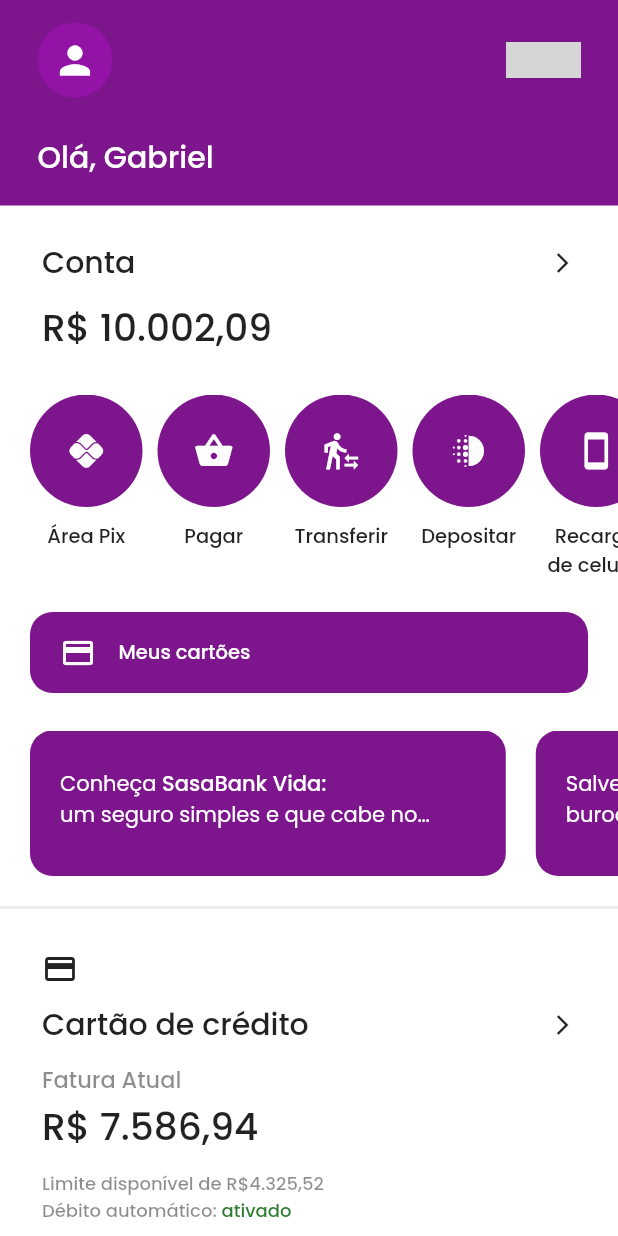
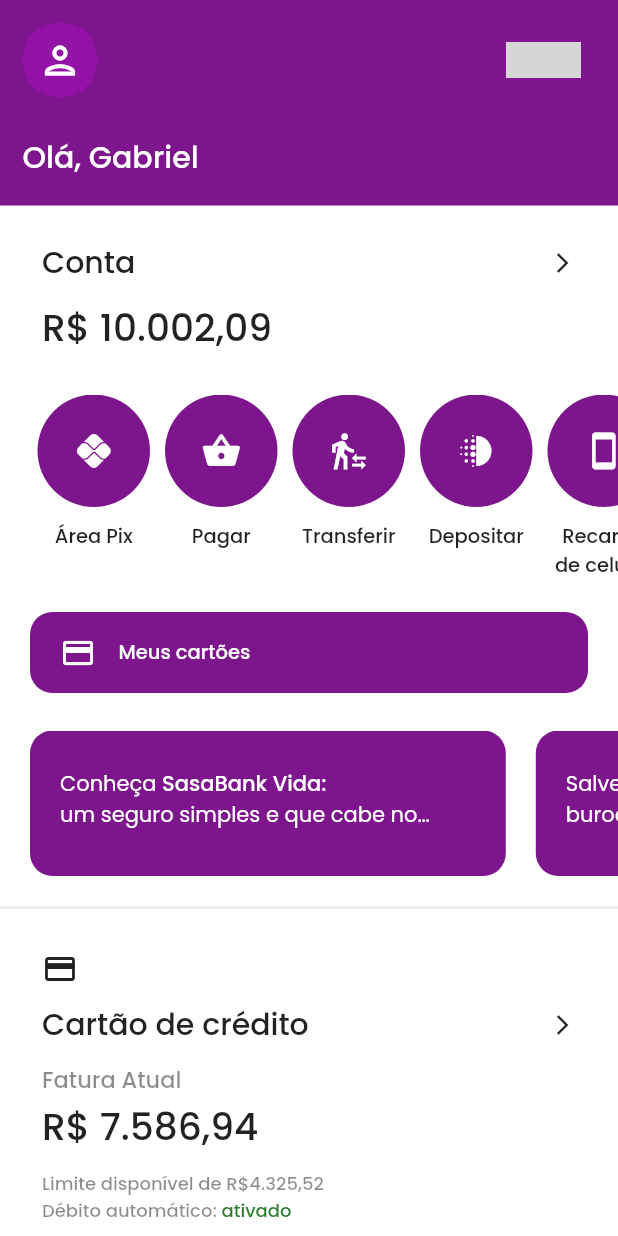
Before and after one commit to gbtb16/sasa-bank, a Flutter app: the screen it shows after launch, after a tap on the "pix" icon, on a phone screen of 412 x 824 dp. Run offline on Flutter 3.47's test engine with Material 2 defaults, Android fonts, the phone set to English and light mode, and no system bars; our stand-ins replace page_transition; statements that could not run were skipped; grey boxes are pictures that could not be loaded.

Commit message:
updated to v1.0.3+2

```diff
--- a/lib/areas/colored_safe_area.dart
+++ b/lib/areas/colored_safe_area.dart
@@ -13,7 +13,6 @@ class ColoredSafeArea extends StatelessWidget {
   Widget build(BuildContext context) {
     return Container(
         height: MediaQuery.of(context).size.height,
-        // height: double.infinity,
         color: color ?? defaultColorOptions.primaryColor,
         child: Column(
           children: [
--- a/lib/managements/cards/account_card.dart
+++ b/lib/managements/cards/account/account_card.dart
@@ -2,8 +2,8 @@ import 'package:flutter/material.dart';
 
 import 'package:sasa_bank/components/colored_button_row_component.dart';
 import 'package:sasa_bank/components/interactive_colored_row_component.dart';
+import 'package:sasa_bank/managements/cards/account/buttons/buttons_manager.dart';
 
-import 'package:sasa_bank/managements/label_floating_button_management.dart';
 import 'package:sasa_bank/widgets/custom_card_widget.dart';
 import 'package:sasa_bank/options/default_options.dart';
 
@@ -41,14 +41,7 @@ class _AccountCardState extends State<AccountCard> {
       externalChild: Column(
         children: [
           const SizedBox(height: 18),
-          const SingleChildScrollView(
-            physics: BouncingScrollPhysics(),
-            scrollDirection: Axis.horizontal,
-            child: Padding(
-              padding: EdgeInsets.only(left: 20, right: 20),
-              child: LabelFloatingButtonManagement(),
-            ),
-          ),
+          const ButtonsManager(),
           const SizedBox(height: 20),
           ColoredButtonRowComponent(
             onPressed: () {},
--- /dev/null
+++ b/lib/managements/cards/account/buttons/buttons_manager.dart
@@ -0,0 +1,42 @@
+import 'package:flutter/material.dart';
+
+import 'package:sasa_bank/managements/cards/account/buttons/buttons_object.dart';
+import 'package:sasa_bank/widgets/label_floating_button_widget.dart';
+
+class ButtonsManager extends StatefulWidget {
+  const ButtonsManager({Key? key}) : super(key: key);
+
+  @override
+  State<ButtonsManager> createState() => _ButtonsManagerState();
+}
+
+class _ButtonsManagerState extends State<ButtonsManager> {
+  @override
+  Widget build(BuildContext context) {
+    return SizedBox(
+      width: MediaQuery.of(context).size.width,
+      height: 125,
+      child: ListView.builder(
+          scrollDirection: Axis.horizontal,
+          physics: const BouncingScrollPhysics(),
+          padding: const EdgeInsets.symmetric(horizontal: 25),
+          shrinkWrap: true,
+          itemCount: buttons.length,
+          itemBuilder: (context, index) {
+            var heroTags = buttons.map((e) => e.heroTag).toList();
+            var icons = buttons.map((e) => e.icon).toList();
+            var titles = buttons.map((e) => e.title).toList();
+            var functions = buttons.map((e) => e.onPressed).toList();
+
+            return LabelFloatingButtonWidget(
+              heroTag: heroTags[index],
+              icon: icons[index],
+              title: titles[index],
+              onPressed: () {
+                functions[index]();
+              },
+            );
+          }),
+    );
+  }
+}
--- /dev/null
+++ b/lib/managements/cards/account/buttons/buttons_object.dart
@@ -0,0 +1,75 @@
+import 'package:flutter/material.dart';
+import 'package:sasa_bank/functions/global/launch_whatsapp_function.dart';
+
+class Button {
+  final String heroTag;
+  final IconData icon;
+  final String title;
+  late Function onPressed;
+
+  Button({
+    required this.heroTag,
+    required this.icon,
+    required this.title,
+    required this.onPressed,
+  });
+}
+
+List<Button> buttons = [
+  Button(
+    heroTag: 'button-pix',
+    icon: Icons.pix,
+    title: 'Área Pix',
+    onPressed: () {},
+  ),
+  Button(
+    heroTag: 'button-pay',
+    icon: Icons.shopping_basket_rounded,
+    title: 'Pagar',
+    onPressed: () {},
+  ),
+  Button(
+    heroTag: 'button-transfer',
+    icon: Icons.transfer_within_a_station,
+    title: 'Transferir',
+    onPressed: () {},
+  ),
+  Button(
+    heroTag: 'button-deposit',
+    icon: Icons.deblur,
+    title: 'Depositar',
+    onPressed: () {},
+  ),
+  Button(
+    heroTag: 'button-cellphone-recharge',
+    icon: Icons.smartphone,
+    title: 'Recarga de celular',
+    onPressed: () {},
+  ),
+  Button(
+    heroTag: 'button-charge',
+    icon: Icons.people,
+    title: 'Cobrar',
+    onPressed: () {},
+  ),
+  Button(
+    heroTag: 'button-donate',
+    icon: Icons.money,
+    title: 'Doar',
+    onPressed: () {},
+  ),
+  Button(
+    heroTag: 'button-invite-friends',
+    icon: Icons.whatsapp,
+    title: 'Convidar amigos',
+    onPressed: () {
+      launchWhatsApp();
+    },
+  ),
+  Button(
+    heroTag: 'button-internacional-transfer',
+    icon: Icons.transform,
+    title: 'Transferir\nInternac.',
+    onPressed: () {},
+  ),
+];
--- a/lib/managements/home_screen_management.dart
+++ b/lib/managements/home_screen_management.dart
@@ -1,7 +1,7 @@
 import 'package:flutter/material.dart';
 
 import 'package:sasa_bank/managements/custom_cards_management.dart';
-import 'package:sasa_bank/menus/top_menu.dart';
+import 'package:sasa_bank/menus/top_menu/top_menu.dart';
 import 'package:sasa_bank/options/default_options.dart';
 import '../areas/expanded_scrolling_area.dart';
 
--- a/lib/managements/label_floating_button_management.dart
+++ /dev/null
@@ -1,81 +0,0 @@
-import 'package:flutter/material.dart';
-import 'package:sasa_bank/functions/global/launch_whatsapp_function.dart';
-
-import 'package:sasa_bank/widgets/label_floating_button_widget.dart';
-
-// mudança futura: tornar-se um listview de criação automática
-
-class LabelFloatingButtonManagement extends StatefulWidget {
-  const LabelFloatingButtonManagement({Key? key}) : super(key: key);
-
-  @override
-  State<LabelFloatingButtonManagement> createState() =>
-      _LabelFloatingButtonManagementState();
-}
-
-class _LabelFloatingButtonManagementState
-    extends State<LabelFloatingButtonManagement> {
-  @override
-  Widget build(BuildContext context) {
-    return Row(
-      children: [
-        LabelFloatingButtonWidget(
-          heroTag: 'button-pix',
-          onPressed: () {},
-          icon: Icons.pix,
-          title: 'Área Pix',
-        ),
-        LabelFloatingButtonWidget(
-          heroTag: 'button-payment',
-          onPressed: () {},
-          icon: Icons.shopping_basket_rounded,
-          title: 'Pagar',
-        ),
-        LabelFloatingButtonWidget(
-          heroTag: 'button-nacional-transfer',
-          onPressed: () {},
-          icon: Icons.transfer_within_a_station,
-          title: 'Transferir',
-        ),
-        LabelFloatingButtonWidget(
-          heroTag: 'button-deposit',
-          onPressed: () {},
-          icon: Icons.deblur,
-          title: 'Depositar',
-        ),
-        LabelFloatingButtonWidget(
-          heroTag: 'button-cellphone-recharge',
-          onPressed: () {},
-          icon: Icons.smartphone,
-          title: 'Recarga de celular',
-        ),
-        LabelFloatingButtonWidget(
-          heroTag: 'button-demand',
-          onPressed: () {},
-          icon: Icons.people,
-          title: 'Cobrar',
-        ),
-        LabelFloatingButtonWidget(
-          heroTag: 'button-donation',
-          onPressed: () {},
-          icon: Icons.money,
-          title: 'Doação',
-        ),
-        LabelFloatingButtonWidget(
-          heroTag: 'button-invite-whatsapp',
-          onPressed: () {
-            launchWhatsApp();
-          },
-          icon: Icons.whatsapp,
-          title: 'Indicar\namigos',
-        ),
-        LabelFloatingButtonWidget(
-          heroTag: 'button-international-transfer',
-          onPressed: () {},
-          icon: Icons.transform,
-          title: 'Transferir\nInternac.',
-        ),
-      ],
-    );
-  }
-}
--- a/lib/menus/top_menu.dart
+++ b/lib/menus/top_menu/top_menu.dart
@@ -29,7 +29,7 @@ class _TopMenuState extends State<TopMenu> {
       width: double.infinity,
       decoration: _boxDecoration,
       child: Padding(
-        padding: const EdgeInsets.only(left: 25, right: 25),
+        padding: const EdgeInsets.only(left: 15, right: 25),
         child: Column(
           mainAxisAlignment: MainAxisAlignment.start,
           crossAxisAlignment: CrossAxisAlignment.start,
@@ -41,12 +41,17 @@ class _TopMenuState extends State<TopMenu> {
                 SizedBox(
                   width: 50,
                   height: 50,
-                  child: FittedBox(
-                    child: CircleAvatar(
-                      backgroundColor: _backgroundColorOfAvatar,
-                      child: Icon(
-                        Icons.person,
-                        color: defaultColorOptions.iconColor,
+                  child: GestureDetector(
+                    onTap: () {
+                      Navigator.pushNamed(context, '/account');
+                    },
+                    child: FittedBox(
+                      child: CircleAvatar(
+                        backgroundColor: _backgroundColorOfAvatar,
+                        child: Icon(
+                          Icons.person_outlined,
+                          color: defaultColorOptions.iconColor,
+                        ),
                       ),
                     ),
                   ),
--- /dev/null
+++ b/lib/options/themes.dart
@@ -0,0 +1,12 @@
+import 'package:flutter/material.dart';
+
+import 'package:sasa_bank/options/default_options.dart';
+
+ThemeData defaultTheme = ThemeData(
+    fontFamily: 'Poppins',
+    primaryColor: Colors.white,
+    dividerColor: Colors.white,
+    backgroundColor: Colors.white,
+    floatingActionButtonTheme: FloatingActionButtonThemeData(
+      splashColor: defaultColorOptions.iconColor.withOpacity(0),
+    ));
--- a/lib/routes/global_route.dart
+++ b/lib/routes/global_route.dart
@@ -1,8 +1,11 @@
 import 'package:flutter/material.dart';
+import 'package:page_transition/page_transition.dart';
 
 import 'package:sasa_bank/components/behavior_standard.dart';
-import 'package:sasa_bank/screens/loading_screen.dart';
-import 'package:sasa_bank/options/default_options.dart';
+import 'package:sasa_bank/menus/top_menu/pages/account/account_page.dart';
+import 'package:sasa_bank/options/themes.dart';
+import 'package:sasa_bank/screens/home_screen.dart';
+import 'package:sasa_bank/screens/splash_screen.dart';
 
 class GlobalRoute extends StatefulWidget {
   const GlobalRoute({Key? key}) : super(key: key);
@@ -16,32 +19,36 @@ class _GlobalRouteState extends State<GlobalRoute> {
   Widget build(BuildContext context) {
     return MaterialApp(
       title: 'SasaBank',
-      theme: ThemeData(
-        fontFamily: 'Poppins',
-        primaryColor: Colors.white,
-        dividerColor: Colors.white,
-        backgroundColor: Colors.white,
-        floatingActionButtonTheme: FloatingActionButtonThemeData(
-          splashColor: defaultColorOptions.iconColor.withOpacity(0),
-        ),
-      ),
-      darkTheme: ThemeData(
-        fontFamily: 'Poppins',
-        primaryColor: Colors.white,
-        dividerColor: Colors.white,
-        backgroundColor: Colors.white,
-        floatingActionButtonTheme: FloatingActionButtonThemeData(
-          splashColor: defaultColorOptions.iconColor.withOpacity(0),
-        ),
-      ),
+      themeMode: ThemeMode.light,
+      theme: defaultTheme,
+      darkTheme: defaultTheme,
       color: Colors.white,
+      highContrastTheme: ThemeData.light(),
       highContrastDarkTheme: ThemeData.light(),
-      themeMode: ThemeMode.light,
-      highContrastTheme: ThemeData.light(),
       builder: (context, child) {
         return ScrollConfiguration(behavior: BehaviorStandard(), child: child!);
       },
-      home: const LoadingScreen(),
+      initialRoute: '/',
+      routes: {
+        '/': (context) => const SplashScreen(),
+        '/home': (context) => const HomeScreen(),
+        '/account': (context) => const AccountPage(),
+      },
+      onGenerateRoute: (settings) {
+        switch (settings.name) {
+          case '/home':
+            return PageTransition(
+                child: const HomeScreen(), type: PageTransitionType.fade);
+
+          case '/account':
+            return PageTransition(
+                child: const AccountPage(),
+                type: PageTransitionType.bottomToTop);
+
+          default:
+            return null;
+        }
+      },
     );
   }
 }
--- a/lib/screens/home_screen.dart
+++ b/lib/screens/home_screen.dart
@@ -16,16 +16,13 @@ class HomeScreen extends StatefulWidget {
 
 class _MyHomeScreenState extends State<HomeScreen> {
   @override
-  void initState() {
-    super.initState();
-  }
-
-  @override
   Widget build(BuildContext context) {
-    SystemChrome.setSystemUIOverlayStyle(const SystemUiOverlayStyle(
-        statusBarColor: Colors.transparent,
-        systemNavigationBarColor: Colors.white,
-        systemNavigationBarIconBrightness: Brightness.dark));
+    SystemChrome.setSystemUIOverlayStyle(
+      const SystemUiOverlayStyle(
+          statusBarColor: Colors.transparent,
+          systemNavigationBarColor: Colors.white,
+          systemNavigationBarIconBrightness: Brightness.dark),
+    );
 
     return ColoredSafeArea(
       color: defaultColorOptions.primaryColor,
--- a/lib/screens/loading_screen.dart
+++ b/lib/screens/splash_screen.dart
@@ -4,20 +4,18 @@ import 'package:flutter/material.dart';
 import 'package:flutter/services.dart';
 
 import 'package:sasa_bank/areas/colored_safe_area.dart';
-import 'package:sasa_bank/screens/home_screen.dart';
 import 'package:sasa_bank/options/default_options.dart';
-import 'package:page_transition/page_transition.dart';
 
-class LoadingScreen extends StatefulWidget {
-  const LoadingScreen({
+class SplashScreen extends StatefulWidget {
+  const SplashScreen({
     Key? key,
   }) : super(key: key);
 
   @override
-  State<LoadingScreen> createState() => _LoadingScreenState();
+  State<SplashScreen> createState() => _SplashScreenState();
 }
 
-class _LoadingScreenState extends State<LoadingScreen> {
+class _SplashScreenState extends State<SplashScreen> {
   @override
   void initState() {
     super.initState();
@@ -37,18 +35,17 @@ class _LoadingScreenState extends State<LoadingScreen> {
   }
 
   route() {
-    Navigator.pushReplacement(
-        context,
-        PageTransition(
-            type: PageTransitionType.fade, child: const HomeScreen()));
+    Navigator.pushReplacementNamed(context, '/home');
   }
 
   initScreen(BuildContext context) {
-    SystemChrome.setSystemUIOverlayStyle(SystemUiOverlayStyle(
-        statusBarColor: Colors.transparent,
-        systemNavigationBarDividerColor: Colors.transparent,
-        systemNavigationBarColor: defaultColorOptions.primaryColor,
-        systemNavigationBarIconBrightness: Brightness.light));
+    SystemChrome.setSystemUIOverlayStyle(
+      SystemUiOverlayStyle(
+          statusBarColor: Colors.transparent,
+          systemNavigationBarDividerColor: Colors.transparent,
+          systemNavigationBarColor: defaultColorOptions.primaryColor,
+          systemNavigationBarIconBrightness: Brightness.light),
+    );
 
     return ColoredSafeArea(
       color: defaultColorOptions.primaryColor,
```
Also changed, not shown: lib/managements/custom_cards_management.dart (+6 -6 lines), lib/menus/top_menu/pages/account/account_page.dart (added, +96 -0 lines), lib/menus/top_menu/pages/account/tiles/tiles_manager.dart (added, +56 -0 lines), lib/menus/top_menu/pages/account/tiles/tiles_object.dart (added, +77 -0 lines), lib/managements/cards/credit_card/credit_card.dart (renamed from lib/managements/cards/credit_card.dart), lib/managements/cards/discover_more/discover_more_card.dart (renamed from lib/managements/cards/discover_more_card.dart), lib/managements/cards/investiment/investiment_card.dart (renamed from lib/managements/cards/investiment_card.dart), lib/managements/cards/safe/safe_card.dart (renamed from lib/managements/cards/safe_card.dart), lib/managements/cards/shopping/shopping_card.dart (renamed from lib/managements/cards/shopping_card.dart).
